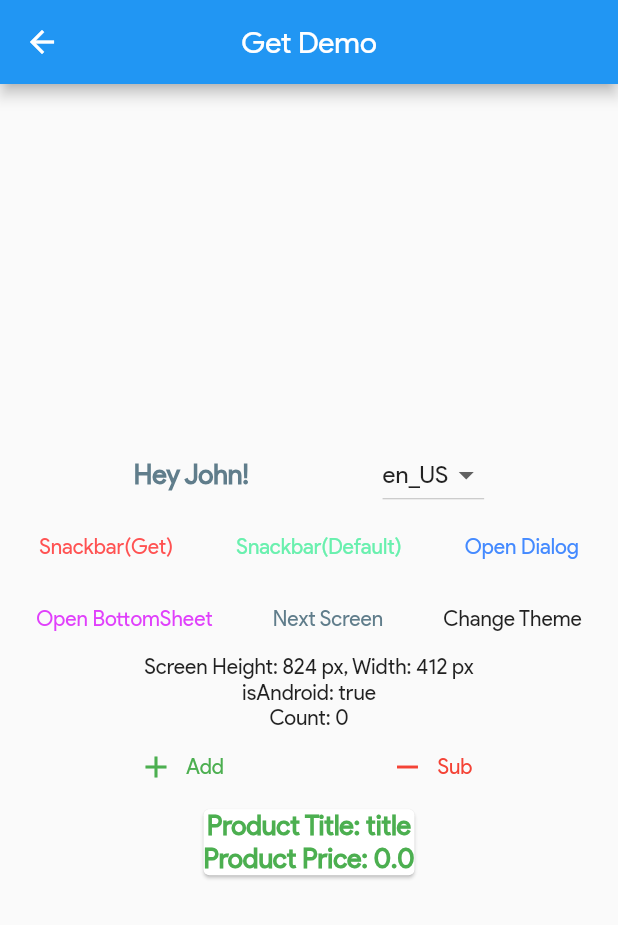
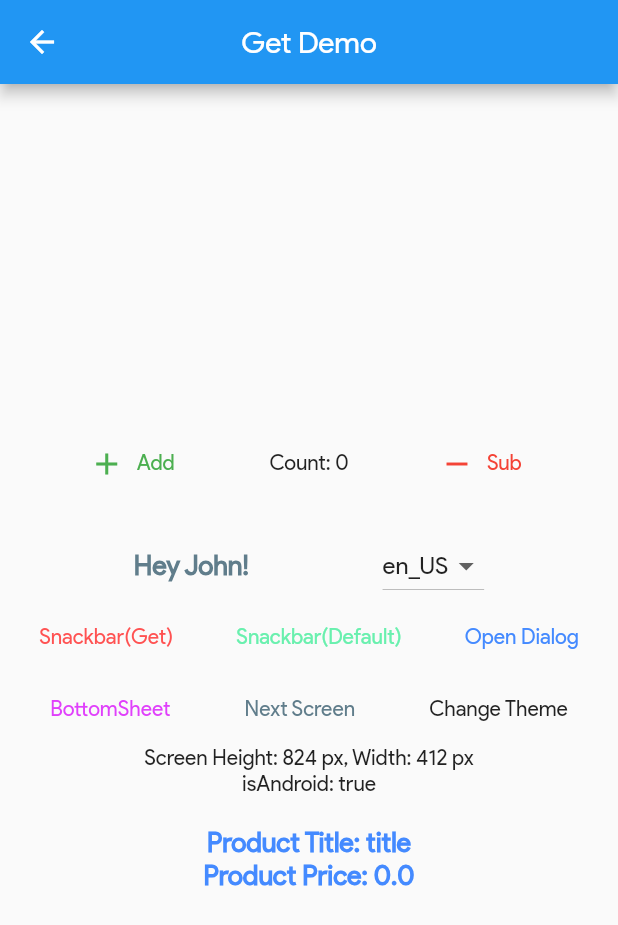
Before and after one commit to madhavtripathi05/Flutter-Examples, a Flutter app: the GetDemo screen opened by its route, on a phone screen of 412 x 824 dp. Shown: the top 925 px of the screen. Run offline on Flutter 3.47's test engine with Material 2 defaults, Android fonts, the phone set to English and light mode, and no system bars; our stand-ins replace dartx, flutter_icons, geolocator, get, google_fonts, google_maps_flutter and 5 more; accounts and stored records are empty.

Commit message:
Get Completed✔

```diff
--- a/material_app/lib/constants.dart
+++ b/material_app/lib/constants.dart
@@ -3,8 +3,8 @@ import 'package:flutter/material.dart';
 final kDarkTheme = ThemeData(brightness: Brightness.dark, fontFamily: 'google');
 final kLightTheme =
     ThemeData(brightness: Brightness.light, fontFamily: 'google');
-final kBoldText =
-    TextStyle(fontSize: 18, fontWeight: FontWeight.bold, color: Colors.green);
+final kBoldText = TextStyle(
+    fontSize: 18, fontWeight: FontWeight.bold, color: Colors.blueAccent);
 //* JSON will be something like this:
 const kDarkStyledMaps = '''[
       { elementType: "geometry", stylers: [{ color: "#242f3e" }] },
--- a/material_app/lib/controllers/my_controller.dart
+++ b/material_app/lib/controllers/my_controller.dart
@@ -1,22 +1,21 @@
-import 'package:flutter/cupertino.dart';
 import 'package:get/get.dart';
-import 'package:shared_preferences/shared_preferences.dart';
 
 /*
-* Get has Two types of State manager
-* 1) similar to ChangeNotifier, which updates the sate when update() is called
-* 2) Reactive: Similar to Bloc, based on streams
+* Get has Two types of State manager.
+* 1) Simple: similar to ChangeNotifier, which updates the
+* state whenever update() is called.
+* 2) Reactive: Similar to Bloc, based on streams (next post)
 */
 
+class MyController extends GetxController {
 //* Controllers are used to control state of your app
 
-class MyController extends GetxController {
   //* Normal variable
   int count = 0;
 
   increment() {
     count++;
-    //* for updating in UI
+    //* for updating the UI
     update();
   }
 
--- a/material_app/lib/controllers/product_controller.dart
+++ b/material_app/lib/controllers/product_controller.dart
@@ -4,13 +4,21 @@ import '../models/product.dart';
 import 'package:dartx/dartx.dart';
 
 class ProductController extends GetxController {
-  //* Reactive Object (RxProduct)
+  //* Reactive Model (RxProduct)
   final product = Product().obs;
+
+  //* just add .obs to any Type to make it an
+  //* Observable, or you can alternatively use:
+  final string = Rx<String>();
+
+  //* for controlling textFields
   TextEditingController titleController;
   TextEditingController priceController;
 
   @override
   void onInit() {
+    //*  onInit is automatically called when
+    //* controller is initialized like initState()
     titleController = TextEditingController();
     priceController = TextEditingController();
 
@@ -24,7 +32,7 @@ class ProductController extends GetxController {
     once(product, (_) => print('product: ${_.title} updated once'));
 
     //* Anti DDos - Called every time the user stops typing for 1 second
-    debounce(product, (_) => print('got product: ${_.title} after 1 seconds'),
+    debounce(product, (_) => print('got product: ${_.title} after 1 second'),
         time: 1.seconds);
 
     //* Ignore all changes within 1 second.
@@ -36,6 +44,8 @@ class ProductController extends GetxController {
 
   @override
   void onClose() {
+    //* onClose is called when this controller is removed
+    //* from the memory, dispose off your streams here.
     titleController?.dispose();
     priceController?.dispose();
     super.onClose();
--- a/material_app/lib/main.dart
+++ b/material_app/lib/main.dart
@@ -33,6 +33,8 @@ class MyApp extends StatelessWidget {
       locale: Locale('en', 'US'),
       translations: AppTranslations(),
 
+      //* you can also set initial
+      //* binding in GetMaterialApp
       initialBinding: ProductBind(),
 
       //* Page Transition Animation.
--- a/material_app/lib/routes.dart
+++ b/material_app/lib/routes.dart
@@ -25,7 +25,12 @@ class AppRoutes {
     GetPage(
         name: GridViewBuilderDemo.routeName, page: () => GridViewBuilderDemo()),
     GetPage(name: GetScreen.routeName, page: () => GetScreen()),
-    GetPage(name: GetDemo.routeName, page: () => GetDemo(), binding: MyBind()),
+    //* binding to a route
+    GetPage(
+      name: GetDemo.routeName,
+      page: () => GetDemo(),
+      binding: MyBind(),
+    ),
     GetPage(name: HomeScreen.routeName, page: () => HomeScreen()),
     GetPage(name: HttpDemo.routeName, page: () => HttpDemo()),
     GetPage(name: HandlingTaps.routeName, page: () => HandlingTaps()),
--- a/material_app/lib/screens/get_demo.dart
+++ b/material_app/lib/screens/get_demo.dart
@@ -6,16 +6,24 @@ import '../constants.dart';
 import './get_screen.dart';
 
 /*
- * 3 Ways to use Get State Manager
- * 1) by initializing controller using Get.put()
- * 2) by using init inside GetBuilder()
- * 3) by using Get.find()
+ * Multiple Ways to use Get State Manager:
+ * by initializing controller using Get.put()
+ * by using init inside GetBuilder()
+ * by using Get.find()
  */
 class GetDemo extends StatelessWidget {
+  //* Initialize controller to use inside any widget
+  final MyController myController = Get.put(MyController());
+
   static const routeName = '/get-demo';
-  //* Initialize this controller to use inside any widget
-  final MyController myController = Get.find<MyController>();
   final ProductController productController = Get.find<ProductController>();
+  void misc() {
+    //* Some Misc things present in GetUtils
+    GetUtils.capitalizeFirst('get');
+    GetUtils.isPhoneNumber('9123456789');
+    GetUtils.isHTML('<html></html>');
+    //* and much more...
+  }
 
   @override
   Widget build(BuildContext context) {
@@ -29,6 +37,36 @@ class GetDemo extends StatelessWidget {
         child: Column(
           mainAxisAlignment: MainAxisAlignment.center,
           children: [
+            Row(
+              mainAxisAlignment: MainAxisAlignment.spaceEvenly,
+              children: [
+                FlatButton.icon(
+                  //* call methods available in MyController
+                  onPressed: () => myController.increment(),
+                  icon: Icon(Icons.add, color: Colors.green),
+                  textColor: Colors.green,
+                  label: Text('Add'),
+                ),
+
+                //* re-builds whenever update() is called
+                GetBuilder<MyController>(
+                    //* if you're just using MyController in this
+                    //* particular widget you can use init:
+                    init: MyController(),
+                    builder: (_) {
+                      return Text('Count: ${_.count}');
+                    }),
+
+                FlatButton.icon(
+                    //* Get will search for MyController in RAM
+                    onPressed: () => Get.find<MyController>().decrement(),
+                    icon: Icon(Icons.remove, color: Colors.red),
+                    textColor: Colors.red,
+                    label: Text('Sub'))
+              ],
+            ),
+
+            SizedBox(height: 20),
             Row(
               mainAxisAlignment: MainAxisAlignment.spaceEvenly,
               children: [
@@ -111,7 +149,7 @@ class GetDemo extends StatelessWidget {
               mainAxisAlignment: MainAxisAlignment.spaceEvenly,
               children: [
                 FlatButton(
-                  child: Text('Open BottomSheet'),
+                  child: Text('BottomSheet'),
                   textColor: Colors.purpleAccent,
                   onPressed: () =>
                       //* Open BottomSheet
@@ -158,33 +196,11 @@ class GetDemo extends StatelessWidget {
             Text(
                 'Screen Height: ${Get.height.round()} px, Width: ${Get.width.round()} px'),
             Text('isAndroid: ${GetPlatform.isAndroid}'),
-            GetBuilder<MyController>(
-                //* if you're just using MyController in this
-                //* particular widget you can use init:
-                init: MyController(),
-                builder: (_) {
-                  return Text('Count: ${_.count}');
-                }),
-            Row(
-              mainAxisAlignment: MainAxisAlignment.spaceEvenly,
-              children: [
-                FlatButton.icon(
-                    onPressed: () => myController.increment(),
-                    icon: Icon(Icons.add, color: Colors.green),
-                    textColor: Colors.green,
-                    label: Text('Add')),
-                FlatButton.icon(
-                    //* Get will search for MyController in RAM
-                    onPressed: () => Get.find<MyController>().decrement(),
-                    icon: Icon(Icons.remove, color: Colors.red),
-                    textColor: Colors.red,
-                    label: Text('Sub'))
-              ],
-            ),
+            SizedBox(height: 20),
 
             //* Lightweight GetX, w/o init(consumes less memory)
-            Obx(() => Card(
-                    child: Column(
+            Obx(
+              () => Column(
                 children: [
                   Text(
                     'Product Title: ${productController.product.value.title}',
@@ -195,7 +211,8 @@ class GetDemo extends StatelessWidget {
                     style: kBoldText,
                   ),
                 ],
-                )))
+              ),
+            ),
           ],
         ),
       ),
--- a/material_app/lib/screens/get_screen.dart
+++ b/material_app/lib/screens/get_screen.dart
@@ -15,16 +15,16 @@ class GetScreen extends StatelessWidget {
         return Future.value(true);
       },
       child: Scaffold(
-          appBar: AppBar(title: Text('MyPage')),
+          appBar: AppBar(title: Text('MyPage'), centerTitle: true),
           body: Center(
             child: Column(
               mainAxisAlignment: MainAxisAlignment.center,
               children: [
                 //* Getting Data from prev screen
                 Text('data form Previous Screen: ${Get.arguments}'),
-
+                //* GetX is used to consume data from ProductController
                 GetX<ProductController>(
-                    // no need if you are using bindings
+                    //* no need to initialize, if you're using binding
                     init: ProductController(),
                     builder: (_) {
                       return Card(
@@ -34,11 +34,14 @@ class GetScreen extends StatelessWidget {
                           padding: EdgeInsets.all(8.0),
                           child: Column(
                             children: [
+                              //* for accessing var from a model,
+                              //* you need to use model.value.var
                               Text('Title: ${_.product.value.title}',
                                   style: kBoldText),
                               Text('Price: ${_.product.value.price}',
                                   style: kBoldText),
                               TextFormField(
+                                //* assign controller to TextField
                                 controller: _.titleController,
                                 decoration:
                                     InputDecoration(labelText: 'Product title'),
@@ -50,6 +53,7 @@ class GetScreen extends StatelessWidget {
                                     InputDecoration(labelText: 'Product price'),
                                 keyboardType: TextInputType.number,
                               ),
+                              //* for updating your product just use:
                               FlatButton(
                                   onPressed: () => _.updateProduct(),
                                   child: Text('Update'))
--- a/material_app/pubspec.yaml
+++ b/material_app/pubspec.yaml
@@ -17,7 +17,7 @@ environment:
   sdk: ">=2.7.0 <3.0.0"
 
 dependencies:
-  get: ^3.4.0
+  get: ^3.4.1
   local_auth: ^0.6.2+3
   sqflite: ^1.3.1
   dartx: ^0.4.2
```
Also changed, not shown: material_app/pubspec.lock. Lines whose indentation alone changed are shown as unchanged.
